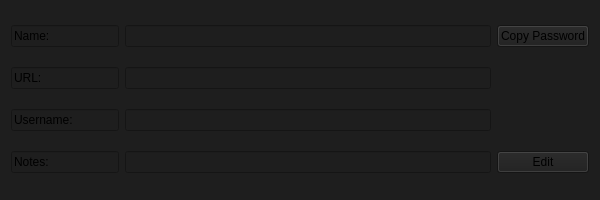
Above: PasswordManager/ui/passwordrow.ui from Jatogame/PasswordManager before the change. Below: the same form after it.
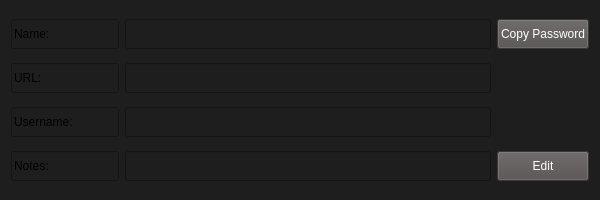
That is the form after the change.

```diff
--- a/PasswordManager/ui/passwordrow.ui
+++ b/PasswordManager/ui/passwordrow.ui
@@ -10,6 +10,24 @@
     <height>200</height>
    </rect>
   </property>
+  <property name="sizePolicy">
+   <sizepolicy hsizetype="Preferred" vsizetype="Preferred">
+    <horstretch>0</horstretch>
+    <verstretch>0</verstretch>
+   </sizepolicy>
+  </property>
+  <property name="minimumSize">
+   <size>
+    <width>600</width>
+    <height>200</height>
+   </size>
+  </property>
+  <property name="maximumSize">
+   <size>
+    <width>16777215</width>
+    <height>400</height>
+   </size>
+  </property>
   <property name="windowTitle">
    <string>Form</string>
   </property>
@@ -19,6 +37,12 @@
   <layout class="QGridLayout" name="gridLayout">
    <item row="2" column="1">
     <widget class="QLineEdit" name="password_username">
+     <property name="minimumSize">
+      <size>
+       <width>0</width>
+       <height>30</height>
+      </size>
+     </property>
      <property name="readOnly">
       <bool>true</bool>
      </property>
@@ -26,6 +50,12 @@
    </item>
    <item row="3" column="1">
     <widget class="QLineEdit" name="password_notes">
+     <property name="minimumSize">
+      <size>
+       <width>0</width>
+       <height>30</height>
+      </size>
+     </property>
      <property name="readOnly">
       <bool>true</bool>
      </property>
@@ -33,6 +63,12 @@
    </item>
    <item row="1" column="1">
     <widget class="QLineEdit" name="password_url">
+     <property name="minimumSize">
+      <size>
+       <width>0</width>
+       <height>30</height>
+      </size>
+     </property>
      <property name="readOnly">
       <bool>true</bool>
      </property>
@@ -46,6 +82,12 @@
        <verstretch>0</verstretch>
       </sizepolicy>
      </property>
+     <property name="minimumSize">
+      <size>
+       <width>0</width>
+       <height>30</height>
+      </size>
+     </property>
      <property name="text">
       <string>Username:</string>
      </property>
@@ -62,6 +104,12 @@
        <verstretch>0</verstretch>
       </sizepolicy>
      </property>
+     <property name="minimumSize">
+      <size>
+       <width>0</width>
+       <height>30</height>
+      </size>
+     </property>
      <property name="text">
       <string>URL:</string>
      </property>
@@ -78,6 +126,12 @@
        <verstretch>0</verstretch>
       </sizepolicy>
      </property>
+     <property name="minimumSize">
+      <size>
+       <width>0</width>
+       <height>30</height>
+      </size>
+     </property>
      <property name="text">
       <string>Notes:</string>
      </property>
@@ -94,6 +148,12 @@
        <verstretch>0</verstretch>
       </sizepolicy>
      </property>
+     <property name="minimumSize">
+      <size>
+       <width>0</width>
+       <height>30</height>
+      </size>
+     </property>
      <property name="text">
       <string>Name:</string>
      </property>
@@ -104,6 +164,12 @@
    </item>
    <item row="0" column="1">
     <widget class="QLineEdit" name="password_name">
+     <property name="minimumSize">
+      <size>
+       <width>0</width>
+       <height>30</height>
+      </size>
+     </property>
      <property name="readOnly">
       <bool>true</bool>
      </property>
@@ -111,6 +177,26 @@
    </item>
    <item row="3" column="2">
     <widget class="QPushButton" name="password_edit">
+     <property name="minimumSize">
+      <size>
+       <width>0</width>
+       <height>30</height>
+      </size>
+     </property>
+     <property name="styleSheet">
+      <string notr="true">QPushButton {
+        background-color: rgb(82, 77, 77);
+        color: white;
+    }
+
+QPushButton:hover {
+        background-color: rgb(72, 67, 67);
+}
+
+    QPushButton:pressed {
+        background-color: rgb(62, 57, 57);
+    }</string>
+     </property>
      <property name="text">
       <string>Edit</string>
      </property>
@@ -118,6 +204,26 @@
    </item>
    <item row="0" column="2">
     <widget class="QPushButton" name="password_passcopy">
+     <property name="minimumSize">
+      <size>
+       <width>0</width>
+       <height>30</height>
+      </size>
+     </property>
+     <property name="styleSheet">
+      <string notr="true">QPushButton {
+        background-color: rgb(82, 77, 77);
+        color: white;
+    }
+
+QPushButton:hover {
+        background-color: rgb(72, 67, 67);
+}
+
+    QPushButton:pressed {
+        background-color: rgb(62, 57, 57);
+    }</string>
+     </property>
      <property name="text">
       <string>Copy Password</string>
      </property>
```
